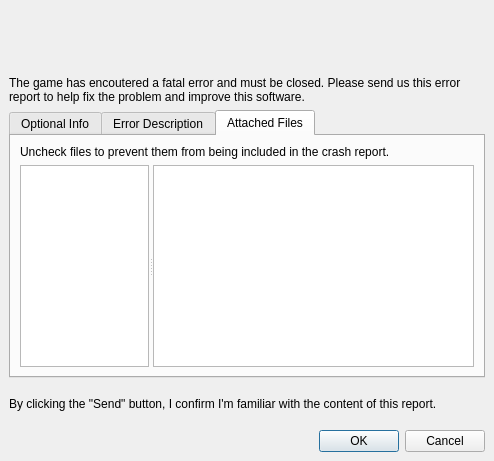
This is tools/crashreporter/ui/errorreportdialog.ui in arx/ArxLibertatis as Qt 5 draws it before an edit. The edited form follows.
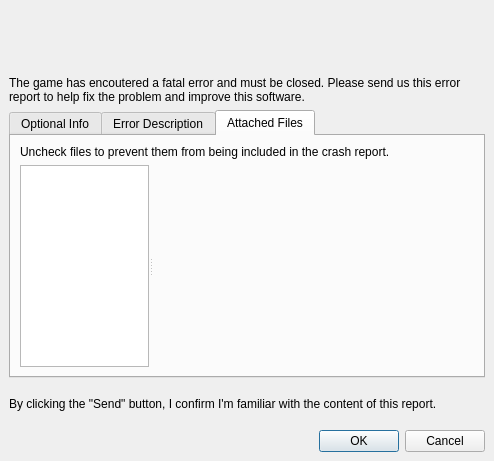
This is the edited form. The open tabs and pages were chosen to show the change. Icons and pictures are not drawn.

The edit to the form file:
```diff
--- a/tools/crashreporter/ui/errorreportdialog.ui
+++ b/tools/crashreporter/ui/errorreportdialog.ui
@@ -407,23 +407,6 @@
                 </item>
                </layout>
               </widget>
-              <widget class="QWidget" name="pageXml">
-               <layout class="QVBoxLayout" name="verticalLayout_10">
-                <property name="spacing">
-                 <number>0</number>
-                </property>
-                <property name="margin">
-                 <number>0</number>
-                </property>
-                <item>
-                 <widget class="QTextEdit" name="fileViewXml">
-                  <property name="lineWrapMode">
-                   <enum>QTextEdit::NoWrap</enum>
-                  </property>
-                 </widget>
-                </item>
-               </layout>
-              </widget>
               <widget class="QWidget" name="pageImage">
                <layout class="QVBoxLayout" name="verticalLayout_8">
                 <property name="spacing">
```
Left out of the diff: 2 changed lines with no effect on the pictures.
